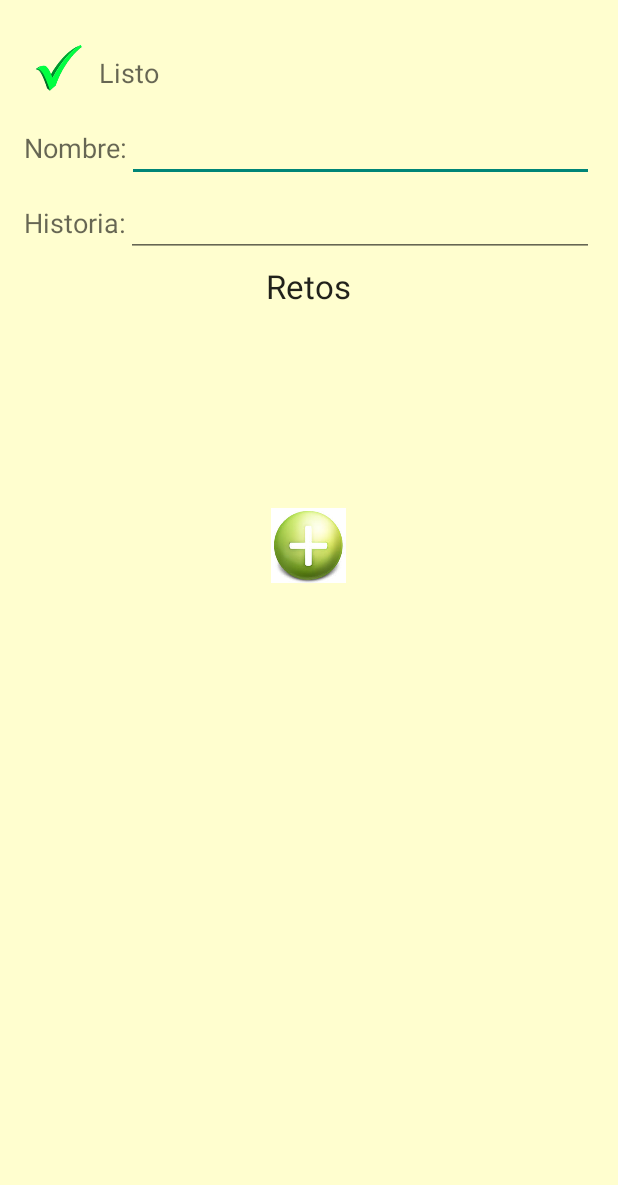
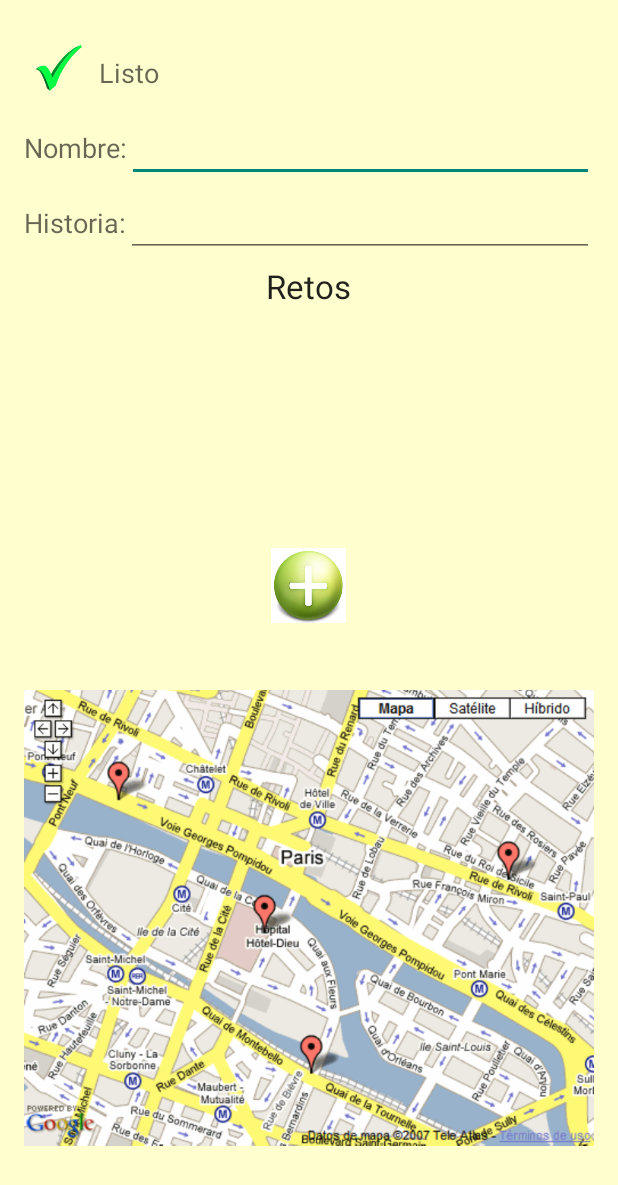
Before and after one commit to lrdzero/TFG, an Android app: the CreadorRutas screen opened directly, with no data from a screen before it, on a phone screen of 412 x 824 dp. Shown: the top 1185 px of the screen. Run offline under Robolectric (Android 15) with nearby library versions, the phone set to English and light mode, and no system bars; 7 statements that could not run were skipped.

Commit message:
Rejected commit: Default

```diff
--- a/app/src/main/java/com/example/lrdzero/tfg/CreadorRutas.java
+++ b/app/src/main/java/com/example/lrdzero/tfg/CreadorRutas.java
@@ -18,8 +18,8 @@ import java.util.ArrayList;
 
 
 public class CreadorRutas extends Activity implements View.OnClickListener {
-    private ArrayList<DatosRyR> retos = new ArrayList<DatosRyR>();
-    private ArrayList<String> envios = new ArrayList<String>();
+    private ArrayList<DatosRyR> retos = new ArrayList<>();
+    private ArrayList<String> envios = new ArrayList<>();
     private PlaceList adapter;
     private ListView lista;
     private ImageView imageNew;
@@ -63,8 +63,11 @@ public class CreadorRutas extends Activity implements View.OnClickListener {
         lista =(ListView) findViewById(R.id.listaRetosParaRuta);
         imageNew =(ImageView) findViewById(R.id.imagenNuevoReto);
         historia=(EditText)findViewById(R.id.editHistoria);
+        mapa=(ImageView)findViewById(R.id.maprutas);
         imageNew.setOnClickListener(this);
         check.setOnClickListener(this);
+        mapa.setOnClickListener(this);
+
 
 
         StrictMode.setThreadPolicy(new StrictMode.ThreadPolicy.Builder().permitNetwork().build());
@@ -101,7 +104,7 @@ public class CreadorRutas extends Activity implements View.OnClickListener {
                 break;
 
             case R.id.imagenCheck:
-                ArrayList<String> relacion = new ArrayList<String>();
+                ArrayList<String> relacion = new ArrayList<>();
                 if(!modif) {
 
                     relacion.add(nombreRuta.getText().toString());
@@ -122,6 +125,19 @@ public class CreadorRutas extends Activity implements View.OnClickListener {
                     con.hacerconexionGenerica("actualizarRuta",relacion);
                 }
                     finish();
+                break;
+
+            case R.id.maprutas:
+                if(nombreRuta.getText().toString().matches("")){
+                    Toast.makeText(CreadorRutas.this,"El nombre de la ruta no puede estar vacio",Toast.LENGTH_LONG).show();
+                }
+                else{
+                    con.nuevaRuta(nombreRuta.getText().toString(), historia.getText().toString(), "");
+                    Intent nuevo = new Intent(CreadorRutas.this, Mapa.class);
+                    nuevo.putExtra("nombre", nombreRuta.getText().toString());
+                    nuevo.putExtra("tipo", true);
+                    startActivity(nuevo);
+                }
                 break;
         }
     }
--- a/app/src/main/res/layout/activity_creador_rutas.xml
+++ b/app/src/main/res/layout/activity_creador_rutas.xml
@@ -85,12 +85,18 @@
             android:id="@+id/textRetos"
             android:layout_gravity="center_horizontal" />
 
-        <ListView
+        <ScrollView
             android:layout_width="match_parent"
-            android:layout_height="133dp"
-            android:id="@+id/listaRetosParaRuta"
-            android:layout_gravity="center_horizontal"
-            android:cacheColorHint="#ffffffff" />
+            android:layout_height="160dp"
+            android:id="@+id/scrollView2" >
+
+            <ListView
+                android:layout_width="match_parent"
+                android:layout_height="133dp"
+                android:id="@+id/listaRetosParaRuta"
+                android:layout_gravity="center_horizontal"
+                android:cacheColorHint="#ffffffff" />
+        </ScrollView>
 
         <ImageView
             android:layout_width="50dp"
@@ -99,5 +105,11 @@
             android:layout_gravity="center_horizontal"
             android:adjustViewBounds="true"
             android:src="@drawable/nuevo" />
+
+        <ImageView
+            android:layout_width="wrap_content"
+            android:layout_height="wrap_content"
+            android:src="@drawable/f0907"
+            android:id="@+id/maprutas" />
     </LinearLayout>
 </RelativeLayout>
```
Also changed, not shown: app/src/main/java/com/example/lrdzero/tfg/Mapa.java (+21 -43 lines).
